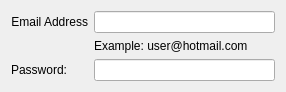
First picture: the form in butterfly/main-options-widget.ui, repository KDE/ktp-accounts-kcm, before the edit.
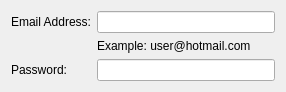
Second picture: the form after the edit. Custom widgets are drawn as their Qt base class.

Commit message: Add missing colon on field label.

The edit to the form file:
```diff
--- a/butterfly/main-options-widget.ui
+++ b/butterfly/main-options-widget.ui
@@ -7,7 +7,7 @@
     <x>0</x>
     <y>0</y>
     <width>286</width>
-    <height>74</height>
+    <height>77</height>
    </rect>
   </property>
   <property name="sizePolicy">
@@ -26,7 +26,7 @@
    <item row="0" column="0">
     <widget class="QLabel" name="accountLabel">
      <property name="text">
-      <string>Email Address</string>
+      <string>Email Address:</string>
      </property>
      <property name="alignment">
       <set>Qt::AlignRight|Qt::AlignTrailing|Qt::AlignVCenter</set>
```
